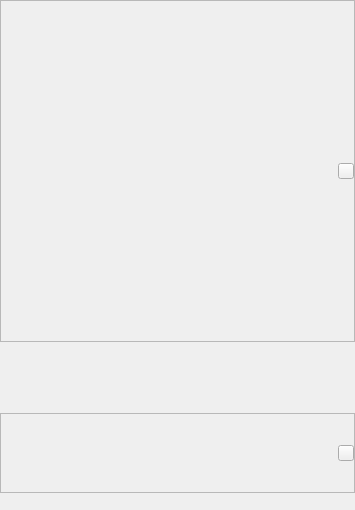
Old version of the form wengophone/src/presentation/qt/chat/ChatWidget.ui in the repository tkrotoff/WengoPhone.
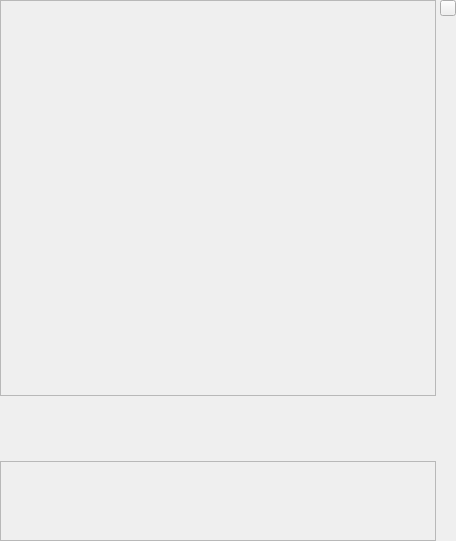
New version of the form. Icons and pictures are not drawn.

Commit message: work on chat presentation

What changed in the file:
```diff
--- a/wengophone/src/presentation/qt/chat/ChatWidget.ui
+++ b/wengophone/src/presentation/qt/chat/ChatWidget.ui
@@ -8,13 +8,51 @@
    <rect>
     <x>0</x>
     <y>0</y>
-    <width>355</width>
-    <height>510</height>
+    <width>456</width>
+    <height>541</height>
    </rect>
   </property>
   <property name="windowTitle" >
    <string>Form</string>
   </property>
+  <layout class="QHBoxLayout" >
+   <property name="margin" >
+    <number>0</number>
+   </property>
+   <property name="spacing" >
+    <number>4</number>
+   </property>
+   <item>
+    <layout class="QVBoxLayout" >
+     <property name="margin" >
+      <number>0</number>
+     </property>
+     <property name="spacing" >
+      <number>0</number>
+     </property>
+     <item>
+      <widget class="QFrame" name="HistoryFrame" >
+       <property name="frameShape" >
+        <enum>QFrame::StyledPanel</enum>
+       </property>
+       <property name="frameShadow" >
+        <enum>QFrame::Raised</enum>
+       </property>
+       <layout class="QGridLayout" >
+        <property name="margin" >
+         <number>0</number>
+        </property>
+        <property name="spacing" >
+         <number>0</number>
+        </property>
+        <item row="0" column="0" >
+         <widget class="QFrame" name="frame_2" >
+          <property name="frameShape" >
+           <enum>QFrame::NoFrame</enum>
+          </property>
+          <property name="frameShadow" >
+           <enum>QFrame::Raised</enum>
+          </property>
   <layout class="QGridLayout" >
    <property name="margin" >
     <number>0</number>
@@ -22,20 +60,43 @@
    <property name="spacing" >
     <number>3</number>
    </property>
-   <item row="3" column="0" >
-    <widget class="QLabel" name="typingStateLabel" >
+           <item row="0" column="0" >
+            <widget class="QStackedWidget" name="historyStackedWidget" >
+             <widget class="QWidget" name="page" />
+             <widget class="QWidget" name="page_2" />
+            </widget>
+           </item>
+          </layout>
+         </widget>
+        </item>
+       </layout>
+      </widget>
+     </item>
+     <item>
+      <widget class="QStackedWidget" name="editActionStackedWidget" >
+       <property name="enabled" >
+        <bool>true</bool>
+       </property>
+       <property name="minimumSize" >
+        <size>
+         <width>16</width>
+         <height>65</height>
+        </size>
+       </property>
      <property name="maximumSize" >
       <size>
        <width>16777215</width>
-       <height>16</height>
-      </size>
-     </property>
-     <property name="text" >
-      <string/>
-     </property>
-    </widget>
-   </item>
-   <item row="2" column="0" >
+         <height>65</height>
+        </size>
+       </property>
+       <property name="autoFillBackground" >
+        <bool>false</bool>
+       </property>
+       <widget class="QWidget" name="page_7" />
+       <widget class="QWidget" name="page_8" />
+      </widget>
+     </item>
+     <item>
     <widget class="QFrame" name="EditFrame" >
      <property name="minimumSize" >
       <size>
@@ -57,30 +118,8 @@
        <number>0</number>
       </property>
       <property name="spacing" >
-       <number>0</number>
-      </property>
-      <item row="0" column="1" >
-       <widget class="QPushButton" name="editFoldButton" >
-        <property name="minimumSize" >
-         <size>
-          <width>16</width>
-          <height>16</height>
-         </size>
-        </property>
-        <property name="maximumSize" >
-         <size>
-          <width>16</width>
-          <height>16</height>
-         </size>
-        </property>
-        <property name="text" >
-         <string/>
-        </property>
-        <property name="icon" >
-         <iconset resource="../wengophone.qrc" >:/pics/group_close_reverse.png</iconset>
-        </property>
-       </widget>
-      </item>
+         <number>3</number>
+        </property>
       <item row="0" column="0" >
        <widget class="QFrame" name="frame" >
         <property name="frameShape" >
@@ -151,71 +190,18 @@
      </layout>
     </widget>
    </item>
-   <item row="1" column="0" >
-    <widget class="QStackedWidget" name="editActionStackedWidget" >
-     <property name="enabled" >
-      <bool>true</bool>
-     </property>
-     <property name="minimumSize" >
-      <size>
-       <width>16</width>
-       <height>65</height>
-      </size>
-     </property>
-     <property name="maximumSize" >
-      <size>
-       <width>16777215</width>
-       <height>65</height>
-      </size>
-     </property>
-     <property name="autoFillBackground" >
-      <bool>false</bool>
-     </property>
-     <widget class="QWidget" name="page_7" />
-     <widget class="QWidget" name="page_8" />
-    </widget>
-   </item>
-   <item row="0" column="0" >
-    <widget class="QFrame" name="HistoryFrame" >
-     <property name="frameShape" >
-      <enum>QFrame::StyledPanel</enum>
-     </property>
-     <property name="frameShadow" >
-      <enum>QFrame::Raised</enum>
-     </property>
-     <layout class="QGridLayout" >
-      <property name="margin" >
-       <number>0</number>
-      </property>
-      <property name="spacing" >
-       <number>0</number>
-      </property>
-      <item row="0" column="0" >
-       <widget class="QFrame" name="frame_2" >
-        <property name="frameShape" >
-         <enum>QFrame::NoFrame</enum>
-        </property>
-        <property name="frameShadow" >
-         <enum>QFrame::Raised</enum>
-        </property>
-        <layout class="QGridLayout" >
-         <property name="margin" >
-          <number>0</number>
-         </property>
-         <property name="spacing" >
-          <number>3</number>
-         </property>
-         <item row="0" column="0" >
-          <widget class="QStackedWidget" name="historyStackedWidget" >
-           <widget class="QWidget" name="page" />
-           <widget class="QWidget" name="page_2" />
-          </widget>
-         </item>
-        </layout>
-       </widget>
-      </item>
-      <item row="0" column="1" >
-       <widget class="QPushButton" name="historyFoldButton" >
+    </layout>
+   </item>
+   <item>
+    <layout class="QVBoxLayout" >
+     <property name="margin" >
+      <number>0</number>
+     </property>
+     <property name="spacing" >
+      <number>0</number>
+     </property>
+     <item>
+      <widget class="QPushButton" name="avatarFrameButton" >
         <property name="minimumSize" >
          <size>
           <width>16</width>
@@ -236,8 +222,20 @@
         </property>
        </widget>
       </item>
-     </layout>
-    </widget>
+     <item>
+      <spacer>
+       <property name="orientation" >
+        <enum>Qt::Vertical</enum>
+       </property>
+       <property name="sizeHint" >
+        <size>
+         <width>16</width>
+         <height>509</height>
+        </size>
+       </property>
+      </spacer>
+     </item>
+    </layout>
    </item>
   </layout>
  </widget>
```
Lines whose indentation alone changed are shown as unchanged. The commit also changes 14 other files.
